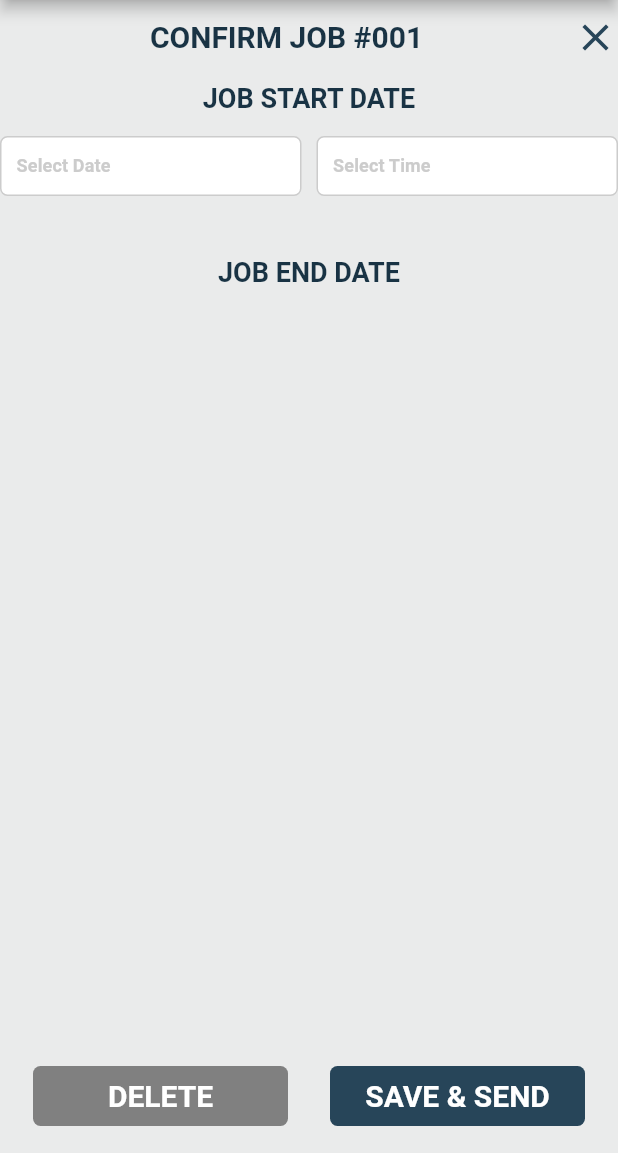
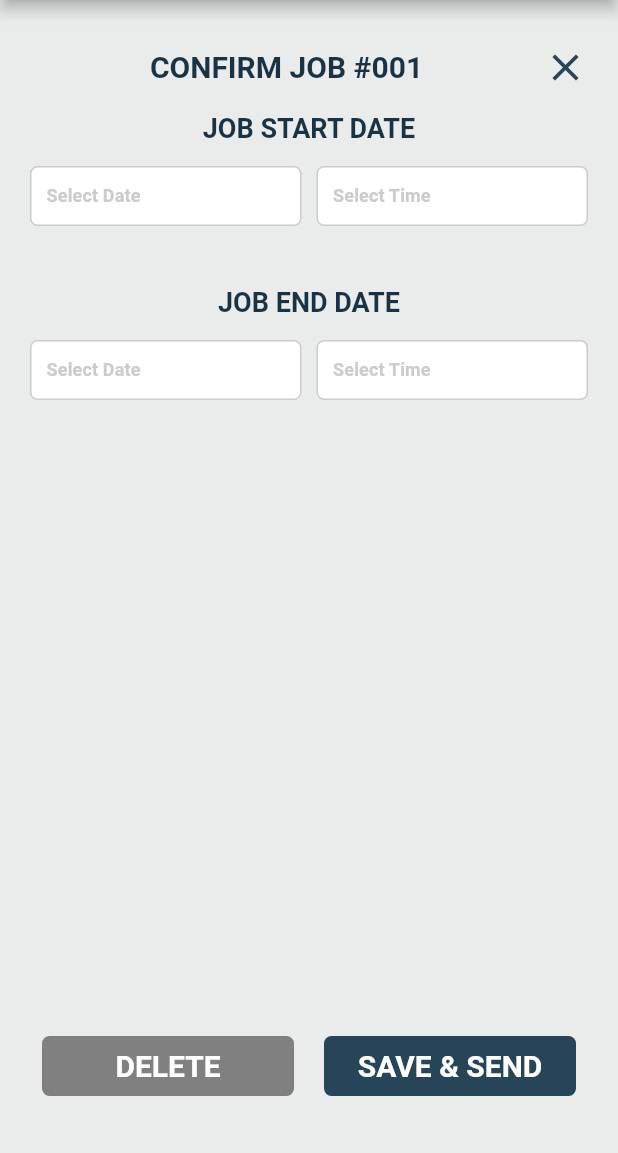
Before and after one commit to guri1423/ready_made_for_trade, a Flutter app: the ConfirmJob screen opened directly with empty values, on a phone screen of 412 x 824 dp, the part 83-1236 px from its top. Run offline on Flutter 3.47's test engine with Material 2 defaults, Android fonts, the phone set to English and light mode, and no system bars; our stand-ins replace bloc, dropdown_button2, email_validator, equatable, flutter_bloc, flutter_secure_storage and 4 more; accounts and stored records are empty; network calls fail; Roboto replaces fonts that are missing (Dongle Regular).

Commit message:
job crash fixes

```diff
--- a/lib/modules/jobs/bloc/jobs_state.dart
+++ b/lib/modules/jobs/bloc/jobs_state.dart
@@ -27,4 +27,10 @@ class JobsInvoiceLoaded extends JobsState {
   final GetJobInvoiceData data;
 }
 
+class JobsDataByStatusLoaded extends JobsState {
+  const JobsDataByStatusLoaded({required this.jobData});
+
+  final JobsModel jobData;
+}
+
 class JobsFailure extends JobsState {}
--- a/lib/modules/jobs/pages/cofirm_job.dart
+++ b/lib/modules/jobs/pages/cofirm_job.dart
@@ -47,6 +47,7 @@ class _ConfirmJobState extends State<ConfirmJob> {
   @override
   Widget build(BuildContext context) {
     return Scaffold(
+        backgroundColor: CustomColors.backgroundColour,
         appBar: AppBar(
           toolbarHeight: 55,
           backgroundColor: Colors.white,
@@ -70,11 +71,8 @@ class _ConfirmJobState extends State<ConfirmJob> {
             ],
           ),
         ),
-        body: Container(
-          width: MediaQuery.of(context).size.width,
-          decoration: BoxDecoration(
-            color: CustomColors.backgroundColour,
-          ),
+        body: Padding(
+          padding: const EdgeInsets.all(20.0),
           child: Column(
             mainAxisAlignment: MainAxisAlignment.spaceEvenly,
             children: [
@@ -152,6 +150,24 @@ class _ConfirmJobState extends State<ConfirmJob> {
               SizedBox(
                 height: 15,
               ),
+              Row(
+                mainAxisAlignment: MainAxisAlignment.spaceEvenly,
+                children: const [
+                  Expanded(
+                      child: CustomDatePicker2(
+                    isMandate: false,
+                    isDiary: false,
+                  )),
+                  SizedBox(
+                    width: 10,
+                  ),
+                  Expanded(
+                      child: CustomTimePicker2(
+                    isMandate: false,
+                    isDiary: false,
+                  ))
+                ],
+              ),
               Spacer(),
               Padding(
                 padding:
@@ -159,13 +175,19 @@ class _ConfirmJobState extends State<ConfirmJob> {
                 child: Row(
                   mainAxisAlignment: MainAxisAlignment.spaceAround,
                   children: [
-                    GestureDetector(
+                    Expanded(
+                      child: GestureDetector(
                           onTap: () {
                             Navigator.pop(context);
                           },
                           child: smallButton(
                               context, 'DELETE', CustomColors.greyButton, 170)),
-                    GestureDetector(
+                    ),
+                    SizedBox(
+                      width: 20,
+                    ),
+                    Expanded(
+                      child: GestureDetector(
                           onTap: () async {
                             JobAgreeResponse? model =
                                 await _remoteApi.confirmJob(JobAgreedModel(
@@ -218,7 +240,8 @@ class _ConfirmJobState extends State<ConfirmJob> {
                             }
                           },
                           child: smallButton(context, 'SAVE & SEND',
-                            CustomColors.blueButton, 170)),
+                              CustomColors.blueButton, 12)),
+                    ),
                   ],
                 ),
               )
--- a/lib/widgets/date_picker.dart
+++ b/lib/widgets/date_picker.dart
@@ -105,7 +105,17 @@ class PickupDateCubit extends Cubit<String> {
     return state;
   }
 }
+/*class CustomDatePicker extends StatefulWidget {
+  const CustomDatePicker({Key? key, this.isMandate = true, this.isDiary = true})
+      : super(key: key);
+  final bool isMandate;
+  final bool isDiary;
 
+  @override
+  _CustomDatePickerState createState() => _CustomDatePickerState();
+}
+
+class _CustomDatePickerState extends State<CustomDatePicker> {*/
 class CustomDatePicker2 extends StatefulWidget {
   const CustomDatePicker2(
       {Key? key, this.isMandate = true, this.isDiary = true})
@@ -117,7 +127,7 @@ class CustomDatePicker2 extends StatefulWidget {
   _CustomDatePicker2State createState() => _CustomDatePicker2State();
 }
 
-class _CustomDatePicker2State extends State<CustomDatePicker> {
+class _CustomDatePicker2State extends State<CustomDatePicker2> {
   String? userPickDate;
   late PickupDateCubit2 _pickupDateCubit;
 
```
Also changed, not shown: lib/modules/jobs/bloc/jobs_cubit.dart (+10 -0 lines), lib/modules/jobs/pages/all_jobs.dart (+20 -18 lines), lib/modules/jobs/pages/job_date_time_start.dart (+18 -16 lines). Lines whose indentation alone changed are shown as unchanged.
